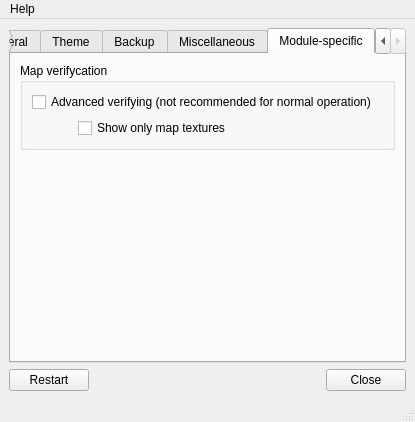
Before: the Qt Designer form OTModules/OTGeneric/wsettings.ui in pietr26/OMSI-Tools, drawn with Qt 5.
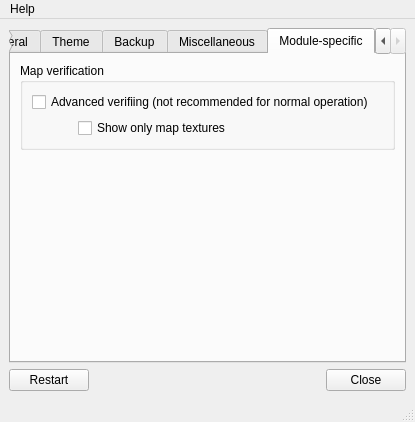
After: the same form once the commit is applied. The open tabs and pages were chosen to show the change. Icons and pictures are not drawn.

Commit message: Global rename: Verifycation -> Verification

```diff
--- a/OTModules/OTGeneric/wsettings.ui
+++ b/OTModules/OTGeneric/wsettings.ui
@@ -817,7 +817,7 @@
         <item>
          <widget class="QGroupBox" name="gbxMapVerifycation">
           <property name="title">
-           <string>Map verifycation</string>
+           <string>Map verification</string>
           </property>
           <layout class="QVBoxLayout" name="verticalLayout_13">
            <item>
@@ -857,7 +857,7 @@
                 <string>If the advanced verifying is active, the contents of the scenery objects and splines are also checked. This includes, among other things, a texture and variable check.</string>
                </property>
                <property name="text">
-                <string>Advanced verifying (not recommended for normal operation)</string>
+                <string>Advanced verifiing (not recommended for normal operation)</string>
                </property>
               </widget>
              </item>
```
Left out of the diff: 4 changed lines with no effect on the pictures. The commit also changes 14 other files.
